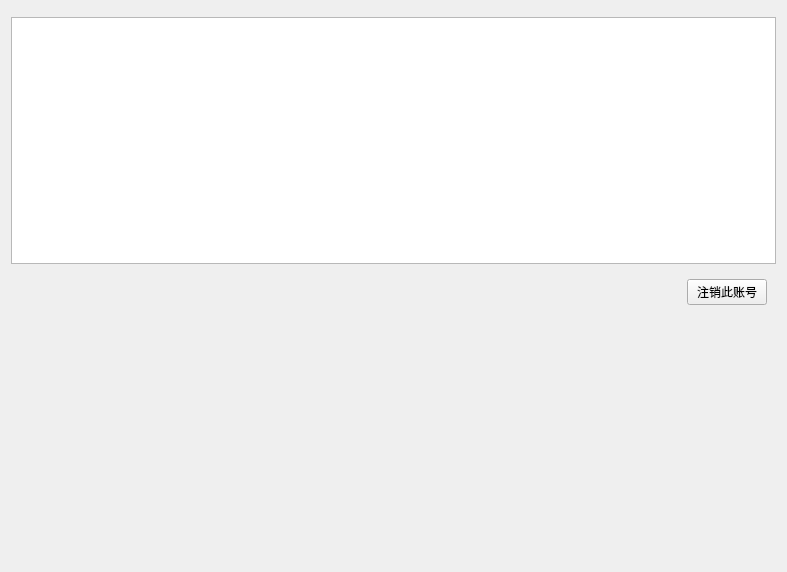
First picture: the form in LibraryManager/reader.ui, repository xuanlog/LibraryManager, before the edit.
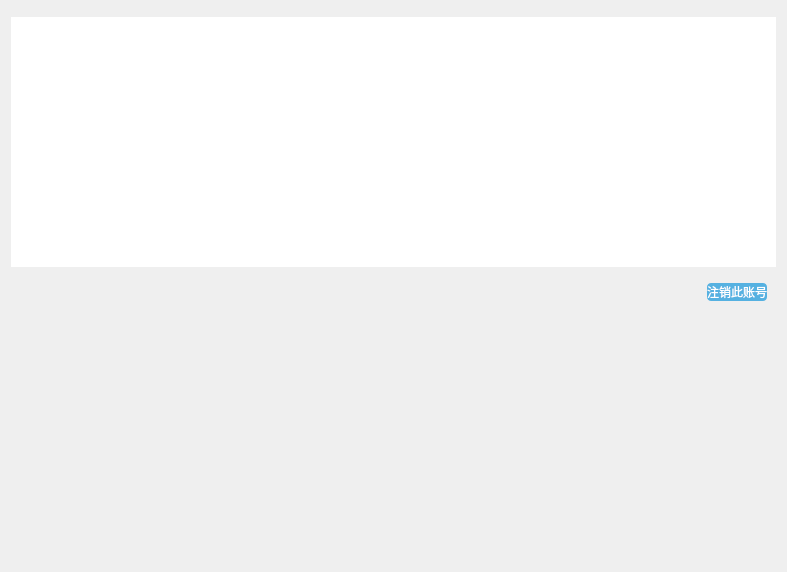
Second picture: the form after the edit. Icons and pictures are not drawn. Custom widgets are drawn as their Qt base class.

The edit to the form file:
```diff
--- a/LibraryManager/reader.ui
+++ b/LibraryManager/reader.ui
@@ -13,12 +13,104 @@
   <property name="windowTitle">
    <string>Form</string>
   </property>
+  <property name="styleSheet">
+   <string notr="true">QLabel,
+QTableView
+{
+	border: none;
+	color: #1296db;
+	font: 14px &quot;微软雅黑&quot;;
+}
+
+QLabel:hover
+{
+	color: #ffffff;
+}
+
+QTableView:item:selected
+{
+	color: #1296db;
+	background: qlineargradient(spread: pad, x1: 0, y1: 0, x2: 0, y2: 1, stop: 0 #def0fe, stop: 1 #c0def6);
+}
+
+QTableView:item:hover
+{
+	background: qlineargradient(spread: pad, x1: 0, y1: 0, x2: 0, y2: 1, stop: 0 #f2f9ff, stop: 1 #daefff);
+}
+
+QTableView:item
+{
+	padding: 5px;
+	margin: 0px;
+}
+
+QScrollBar:vertical
+{
+	padding-top: 15px;
+	padding-bottom: 15px;
+	background-color: rgba(0, 0, 0, 0);
+}
+
+QScrollBar:add-line:vertical
+{
+	height: 15px;
+	width: 15px;
+	subcontrol-position: bottom;
+	subcontrol-origin: margin;
+	border-image: url(:/Images/down.png);
+}
+
+QScrollBar:add-line:vertical:pressed
+{
+	height: 15px;
+	width: 15px;
+	subcontrol-position: bottom;
+	subcontrol-origin: margin;
+	border-image: url(:/Images/down_pre.png);
+}
+
+QScrollBar:sub-line:vertical
+{
+	height: 15px;
+	width: 15px;
+	subcontrol-position: top;
+	subcontrol-origin: margin;
+	border-image: url(:/Images/up.png);
+}
+
+QScrollBar:sub-line:vertical:pressed
+{
+	height: 15px;
+	width: 15px;
+	subcontrol-position: top;
+	subcontrol-origin: margin;
+	border-image: url(:/Images/up_pre.png);
+}
+
+QScrollBar:handle:vertical
+{
+	background: #1296db;
+	width: 15px;
+}
+
+QScrollBar:handle:vertical:hover
+{
+	width: 15px;
+	background: #00aaff;
+}</string>
+  </property>
   <layout class="QVBoxLayout" name="verticalLayout">
    <item>
     <widget class="MenuBar" name="widget_2" native="true"/>
    </item>
    <item>
     <widget class="QTableView" name="readerView">
+     <property name="focusPolicy">
+      <enum>Qt::NoFocus</enum>
+     </property>
+     <property name="styleSheet">
+      <string notr="true">color: #000000;</string>
+     </property>
      <property name="editTriggers">
       <set>QAbstractItemView::NoEditTriggers</set>
      </property>
@@ -51,6 +143,23 @@
       </item>
       <item>
        <widget class="QPushButton" name="deleteButton">
+        <property name="focusPolicy">
+         <enum>Qt::NoFocus</enum>
+        </property>
+        <property name="styleSheet">
+         <string notr="true">QPushButton 
+{
+	background-color: rgba(18, 150, 219, 0.7);
+    border-radius: 4px;  
+	color: #ffffff;
+	font: 14px &quot;微软雅黑&quot;;
+}  
+
+QPushButton:pressed
+{
+	background-color: #00aaff;
+}</string>
+        </property>
         <property name="text">
          <string>注销此账号</string>
         </property>
```
